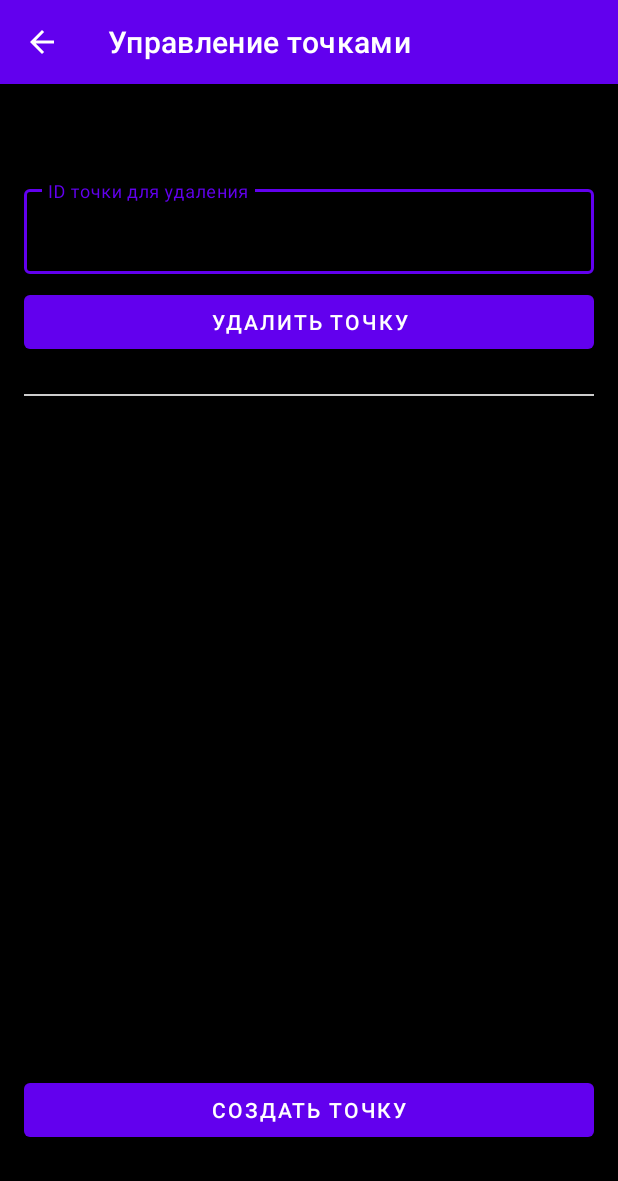
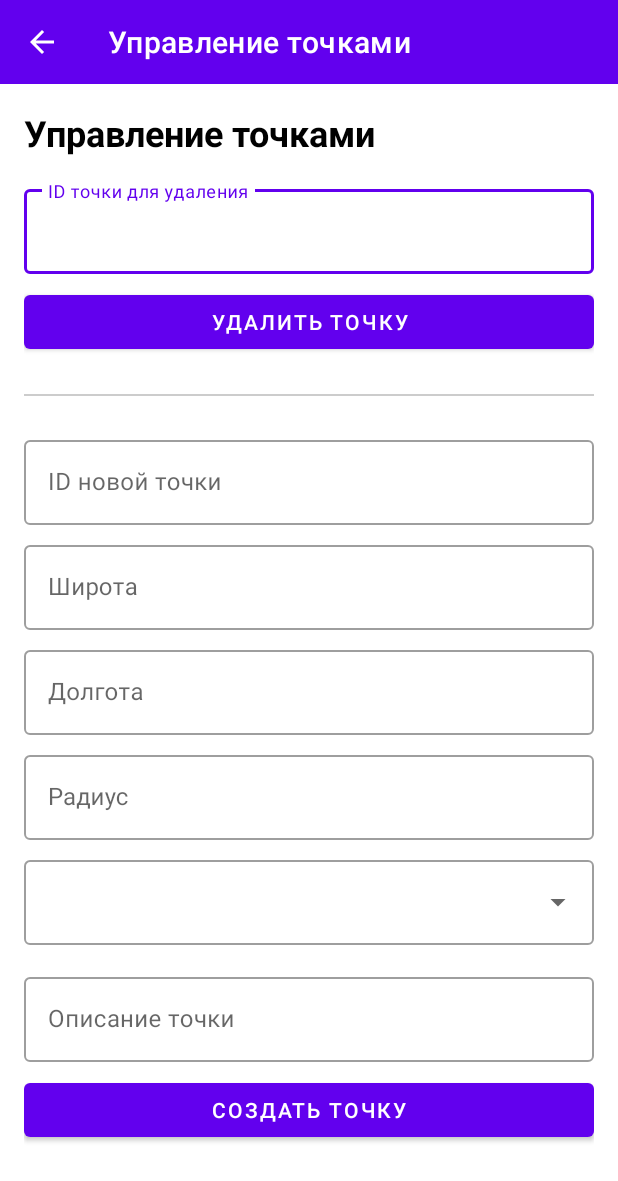
Before and after one commit to Bas9312/Shift, an Android app: the MainActivity screen opened directly, with no data from a screen before it, after a tap on "УПРАВЛЕНИЕ ТОЧКАМИ", on a phone screen of 412 x 824 dp. Shown: the top 1181 px of the screen. Run offline under Robolectric (Android 15) with nearby library versions, the phone set to English and light mode, and no system bars.

Commit message:
Many fixes

```diff
--- a/app/src/main/java/bas/app/shift/MainActivity.kt
+++ b/app/src/main/java/bas/app/shift/MainActivity.kt
@@ -30,7 +30,7 @@ class MainActivity : ComponentActivity() {
         setContentView(binding.root)
 
         setupButtons()
-        checkArtifactKnowledgeModule()
+        checkUserDisciplines()
         updateUI()
         checkNotificationPermission()
     }
@@ -45,10 +45,6 @@ class MainActivity : ComponentActivity() {
             }
         }
 
-        binding.btnNeoHacking.setOnClickListener{
-            startActivity(Intent(this, TerminalActivity::class.java))
-        }
-
         binding.openTerminalButton.setOnClickListener {
             startActivity(Intent(this, TerminalActivity::class.java))
         }
@@ -58,7 +54,7 @@ class MainActivity : ComponentActivity() {
         }
 
         binding.openAuraButton.setOnClickListener {
-            startActivity(Intent(this, bas.app.shift.ui.AuraActivity::class.java))
+            startActivity(Intent(this, bas.app.shift.ui.AuraScannerActivity::class.java))
         }
 
         binding.btnOpenProfile.setOnClickListener {
@@ -85,7 +81,6 @@ class MainActivity : ComponentActivity() {
 
     private fun updateUI() {
         binding.btnOpenMap.isEnabled = ShiftApplication.instance.isInGame() && hasNotificationPermission()
-        binding.btnNeoHacking.isEnabled = ShiftApplication.instance.isInGame()
         binding.openTerminalButton.isEnabled = ShiftApplication.instance.isInGame()
         binding.openPointManagementButton.isEnabled = ShiftApplication.instance.isInGame()
         binding.openAuraButton.isEnabled = ShiftApplication.instance.isInGame()
@@ -93,30 +88,48 @@ class MainActivity : ComponentActivity() {
         binding.btnScanArtifact.isEnabled = ShiftApplication.instance.isInGame()
     }
 
-    private fun checkArtifactKnowledgeModule() {
+    private fun checkUserDisciplines() {
         val userId = UserPrefsHelper.getUserId(this)
         RetrofitClient.userProfileApi.getUserProfile(userId)
             .enqueue(object : Callback<User> {
                 override fun onResponse(call: Call<User>, response: Response<User>) {
                     if (response.isSuccessful && response.body() != null) {
                         val user = response.body()!!
+
+                        // Проверяем модуль "познание артефактов"
                         val hasArtifactKnowledge = user.modules.any {
                             it.name.equals("познание артефактов", ignoreCase = true)
                         }
+                        binding.btnScanArtifact.visibility = if (hasArtifactKnowledge) View.VISIBLE else View.GONE
 
-                        binding.btnScanArtifact.visibility = if (hasArtifactKnowledge) View.VISIBLE else View.GONE
-                        LogHelper.d("MainActivity: Модуль 'познание артефактов' ${if (hasArtifactKnowledge) "найден" else "не найден"}")
+                        // Проверяем дисциплину "Экстрасенсорика"
+                        val hasExtrasensory = user.disciplines.any {
+                            it.name.equals("Экстрасенсорика", ignoreCase = true)
+                        }
+                        binding.openAuraButton.visibility = if (hasExtrasensory) View.VISIBLE else View.GONE
+
+                        // Проверяем дисциплину "Шумомантия"
+                        val hasNoisemancy = user.disciplines.any {
+                            it.id == 9
+                        }
+                        binding.openTerminalButton.visibility = if (hasNoisemancy) View.VISIBLE else View.GONE
+
+                        LogHelper.d("MainActivity: Проверка дисциплин - Артефакты: $hasArtifactKnowledge, Экстрасенсорика: $hasExtrasensory, Шумомантия: $hasNoisemancy")
 
                         // Сохраняем актуальные данные пользователя
                         UserPrefsHelper.saveUserData(this@MainActivity, user)
                     } else {
                         binding.btnScanArtifact.visibility = View.GONE
+                        binding.openAuraButton.visibility = View.GONE
+                        binding.openTerminalButton.visibility = View.GONE
                         LogHelper.e("MainActivity: Ошибка загрузки профиля: ${response.code()}")
                     }
                 }
 
                 override fun onFailure(call: Call<User>, t: Throwable) {
                     binding.btnScanArtifact.visibility = View.GONE
+                    binding.openAuraButton.visibility = View.GONE
+                    binding.openTerminalButton.visibility = View.GONE
                     LogHelper.e("MainActivity: Ошибка сети при загрузке профиля: ${t.localizedMessage}")
                 }
             })
--- a/app/src/main/java/bas/app/shift/ui/ArtifactActivity.kt
+++ b/app/src/main/java/bas/app/shift/ui/ArtifactActivity.kt
@@ -22,8 +22,6 @@ class ArtifactActivity : AppCompatActivity() {
 
         // Настройка тулбара
         binding.toolbar.title = "Артефакт"
-        binding.toolbar.setTitleTextColor(getColor(android.R.color.white))
-        binding.toolbar.setNavigationIconTint(getColor(android.R.color.white))
         binding.toolbar.setNavigationOnClickListener {
             finish()
         }
--- a/app/src/main/java/bas/app/shift/ui/AuraCanvasView.kt
+++ b/app/src/main/java/bas/app/shift/ui/AuraCanvasView.kt
@@ -138,7 +138,7 @@ class AuraCanvasView @JvmOverloads constructor(
         val markSize = humanRadius * 0.18f
         val markGap = markSize * 0.13f
         for ((i, mark) in internalMarks.withIndex()) {
-            val mx = centerX - humanRadius - markSize - 20f
+            val mx = centerX - humanRadius - markSize + 250f
             val my = centerY - (internalMarks.size - 1) * (markSize + markGap) / 2 + i * (markSize + markGap)
             drawMark(canvas, mx, my, mark, markSize)
         }
--- a/app/src/main/java/bas/app/shift/ui/PointManagementActivity.kt
+++ b/app/src/main/java/bas/app/shift/ui/PointManagementActivity.kt
@@ -22,8 +22,6 @@ class PointManagementActivity : AppCompatActivity() {
         binding = ActivityPointManagementBinding.inflate(layoutInflater)
         setContentView(binding.root)
         binding.toolbar.title = "Управление точками"
-        binding.toolbar.setTitleTextColor(getColor(android.R.color.white))
-        binding.toolbar.setNavigationIconTint(getColor(android.R.color.white))
         binding.toolbar.setNavigationOnClickListener {
             finish()
         }
--- a/app/src/main/java/bas/app/shift/ui/ProfileActivity.kt
+++ b/app/src/main/java/bas/app/shift/ui/ProfileActivity.kt
@@ -25,8 +25,6 @@ class ProfileActivity : AppCompatActivity() {
 
         // Настройка тулбара
         binding.toolbar.title = "Профиль"
-        binding.toolbar.setTitleTextColor(getColor(android.R.color.white))
-        binding.toolbar.setNavigationIconTint(getColor(android.R.color.white))
         binding.toolbar.setNavigationOnClickListener {
             finish()
         }
@@ -91,9 +89,9 @@ class ProfileActivity : AppCompatActivity() {
         val abilitiesLayout = binding.profileAbilitiesList
         abilitiesLayout.removeAllViews()
         if (user.abilities.isNotEmpty()) {
-            user.abilities.forEach {
+            user.abilities.forEach { ability ->
                 val tv = TextView(this)
-                tv.text = it
+                tv.text = "Тип: ${ability.type}\nОписание: ${ability.description}"
                 abilitiesLayout.addView(tv)
             }
         } else {
--- a/app/src/main/res/layout/activity_artifact.xml
+++ b/app/src/main/res/layout/activity_artifact.xml
@@ -3,8 +3,7 @@
     xmlns:app="http://schemas.android.com/apk/res-auto"
     android:layout_width="match_parent"
     android:layout_height="match_parent"
-    android:orientation="vertical"
-    android:background="@android:color/black">
+    android:orientation="vertical">
 
     <com.google.android.material.appbar.MaterialToolbar
         android:id="@+id/toolbar"
--- a/app/src/main/res/layout/activity_aura.xml
+++ b/app/src/main/res/layout/activity_aura.xml
@@ -3,8 +3,7 @@
     xmlns:app="http://schemas.android.com/apk/res-auto"
     android:layout_width="match_parent"
     android:layout_height="match_parent"
-    android:orientation="vertical"
-    android:background="@android:color/black">
+    android:orientation="vertical">
 
     <com.google.android.material.appbar.MaterialToolbar
         android:id="@+id/toolbar"
--- a/app/src/main/res/layout/activity_point_management.xml
+++ b/app/src/main/res/layout/activity_point_management.xml
@@ -3,8 +3,7 @@
     xmlns:app="http://schemas.android.com/apk/res-auto"
     android:layout_width="match_parent"
     android:layout_height="match_parent"
-    android:orientation="vertical"
-    android:background="@android:color/black">
+    android:orientation="vertical">
 
     <com.google.android.material.appbar.MaterialToolbar
         android:id="@+id/toolbar"
--- a/app/src/main/res/layout/activity_profile.xml
+++ b/app/src/main/res/layout/activity_profile.xml
@@ -3,8 +3,7 @@
     xmlns:app="http://schemas.android.com/apk/res-auto"
     android:layout_width="match_parent"
     android:layout_height="match_parent"
-    android:orientation="vertical"
-    android:background="@android:color/black">
+    android:orientation="vertical">
 
     <com.google.android.material.appbar.MaterialToolbar
         android:id="@+id/toolbar"
@@ -167,7 +166,7 @@
             android:orientation="vertical"
             android:padding="16dp">
             <TextView
-                android:text="Артефакты"
+                android:text="Созданные артефакты (нажатие открывает паспорт)"
                 android:textStyle="bold"
                 android:textSize="16sp"
                 android:layout_width="match_parent"
--- a/app/src/main/res/values-night/themes.xml
+++ b/app/src/main/res/values-night/themes.xml
@@ -1,16 +1,23 @@
 <resources xmlns:tools="http://schemas.android.com/tools">
     <!-- Base application theme. -->
-    <style name="Theme.Shift" parent="Theme.MaterialComponents.DayNight.DarkActionBar">
+    <style name="Theme.Shift" parent="Theme.MaterialComponents.Light.NoActionBar">
         <!-- Primary brand color. -->
-        <item name="colorPrimary">@color/purple_200</item>
+        <item name="colorPrimary">@color/purple_500</item>
         <item name="colorPrimaryVariant">@color/purple_700</item>
-        <item name="colorOnPrimary">@color/black</item>
+        <item name="colorOnPrimary">@color/white</item>
         <!-- Secondary brand color. -->
         <item name="colorSecondary">@color/teal_200</item>
-        <item name="colorSecondaryVariant">@color/teal_200</item>
+        <item name="colorSecondaryVariant">@color/teal_700</item>
         <item name="colorOnSecondary">@color/black</item>
         <!-- Status bar color. -->
         <item name="android:statusBarColor">?attr/colorPrimaryVariant</item>
+        <!-- Force light theme -->
+        <item name="android:forceDarkAllowed">false</item>
+        <item name="android:windowBackground">@android:color/white</item>
+        <item name="android:textColor">@android:color/black</item>
+        <item name="android:textColorPrimary">@android:color/black</item>
+        <item name="android:textColorSecondary">@android:color/black</item>
+        <item name="android:windowOptOutEdgeToEdgeEnforcement">true</item>
         <!-- Customize your theme here. -->
     </style>
 </resources>
--- a/app/src/main/res/values/themes.xml
+++ b/app/src/main/res/values/themes.xml
@@ -1,6 +1,6 @@
 <resources xmlns:tools="http://schemas.android.com/tools">
     <!-- Base application theme. -->
-    <style name="Theme.Shift" parent="Theme.MaterialComponents.DayNight.NoActionBar">
+    <style name="Theme.Shift" parent="Theme.MaterialComponents.Light.NoActionBar">
         <!-- Primary brand color. -->
         <item name="colorPrimary">@color/purple_500</item>
         <item name="colorPrimaryVariant">@color/purple_700</item>
@@ -11,6 +11,13 @@
         <item name="colorOnSecondary">@color/black</item>
         <!-- Status bar color. -->
         <item name="android:statusBarColor">?attr/colorPrimaryVariant</item>
+        <!-- Force light theme -->
+        <item name="android:forceDarkAllowed">false</item>
+        <item name="android:windowBackground">@android:color/white</item>
+        <item name="android:textColor">@android:color/black</item>
+        <item name="android:textColorPrimary">@android:color/black</item>
+        <item name="android:textColorSecondary">@android:color/black</item>
+        <item name="android:windowOptOutEdgeToEdgeEnforcement">true</item>
         <!-- Customize your theme here. -->
     </style>
 </resources>
```
Also changed, not shown: app/src/main/AndroidManifest.xml (+7 -1 lines), app/src/main/java/bas/app/shift/models/User.kt (+7 -1 lines), app/src/main/java/bas/app/shift/ui/AuraActivity.kt (+11 -5 lines), app/src/main/java/bas/app/shift/ui/AuraScannerActivity.kt (added, +148 -0 lines), app/src/main/res/layout/activity_main.xml (+8 -14 lines).
